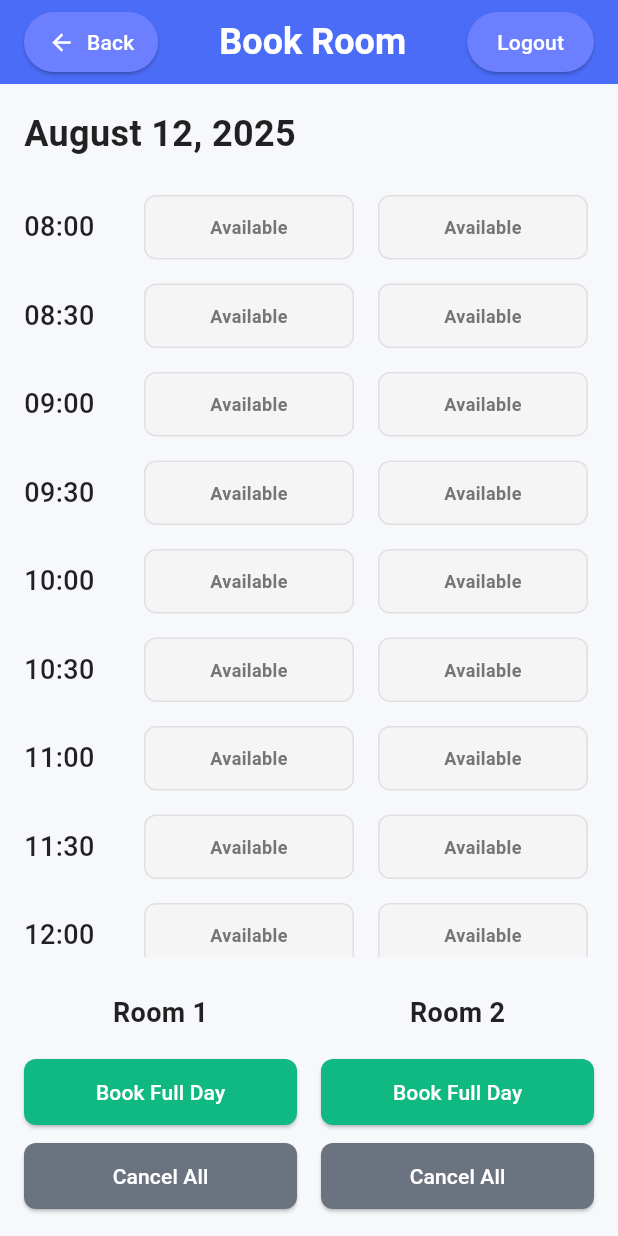
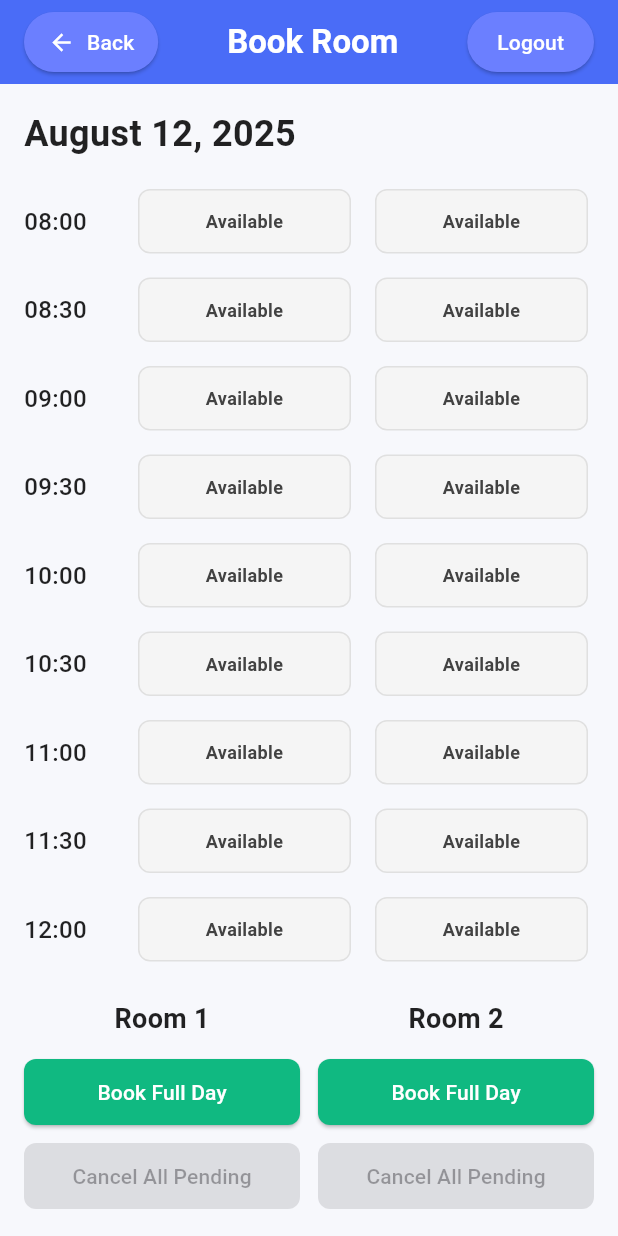
Before and after one commit to Bavlyy-Ramy/BookedIn_flutter, a Flutter app: the screen it shows after launch, on a phone screen of 412 x 824 dp. Run offline on Flutter 3.47's test engine with Material 3 defaults, Android fonts, the phone set to English and light mode, and no system bars; our stand-ins replace font_awesome_flutter, google_fonts, table_calendar.

Commit message:
some fixes on book room tab

```diff
--- a/lib/features/staff user/presentation/pages/book_room.dart
+++ b/lib/features/staff user/presentation/pages/book_room.dart
@@ -12,18 +12,21 @@ class _BookRoomState extends State<BookRoom> {
   DateTime _selectedDate = DateTime(2025, 8, 12);
   bool _showPendingMessage = false;
 
+  // timeLabel -> { roomName: status }
   late Map<String, Map<String, UserBookingStatus>> _roomBookings;
 
   @override
   void initState() {
     super.initState();
-    _generateTimeSlots(); // create slots from 8 AM to 8 PM
+    _generateTimeSlots(); // create slots from 8:00 to 20:00 every 30 minutes
   }
 
   void _generateTimeSlots() {
     _roomBookings = {};
-    DateTime startTime = DateTime(_selectedDate.year, _selectedDate.month, _selectedDate.day, 8, 0);
-    DateTime endTime = DateTime(_selectedDate.year, _selectedDate.month, _selectedDate.day, 20, 0);
+    DateTime startTime =
+        DateTime(_selectedDate.year, _selectedDate.month, _selectedDate.day, 8, 0);
+    DateTime endTime =
+        DateTime(_selectedDate.year, _selectedDate.month, _selectedDate.day, 20, 0);
 
     while (startTime.isBefore(endTime) || startTime.isAtSameMomentAs(endTime)) {
       String timeLabel =
@@ -32,7 +35,7 @@ class _BookRoomState extends State<BookRoom> {
         'Room 1': UserBookingStatus.available,
         'Room 2': UserBookingStatus.available,
       };
-      startTime = startTime.add(Duration(minutes: 30));
+      startTime = startTime.add(const Duration(minutes: 30));
     }
   }
 
@@ -40,7 +43,7 @@ class _BookRoomState extends State<BookRoom> {
     setState(() {
       _showPendingMessage = true;
     });
-    Future.delayed(Duration(seconds: 5), () {
+    Future.delayed(const Duration(seconds: 4), () {
       if (mounted) {
         setState(() {
           _showPendingMessage = false;
@@ -53,18 +56,15 @@ class _BookRoomState extends State<BookRoom> {
     showDialog(
       context: context,
       builder: (ctx) => AlertDialog(
-        title: Text("Confirm Booking"),
-        content: Text("Do you want to request booking for $room at $time?"),
+        title: const Text("Confirm Booking"),
+        content: Text("Do you want to book $room at $time?"),
         actions: [
-          TextButton(
-            child: Text("Cancel"),
-            onPressed: () => Navigator.pop(ctx),
-          ),
+          TextButton(child: const Text("Cancel"), onPressed: () => Navigator.pop(ctx)),
           ElevatedButton(
-            child: Text("Confirm"),
+            child: const Text("Confirm"),
             onPressed: () {
               Navigator.pop(ctx);
-              _bookTimeSlot(time, room);
+              _handleBookingLogic(time, room);
             },
           ),
         ],
@@ -72,29 +72,70 @@ class _BookRoomState extends State<BookRoom> {
     );
   }
 
-  void _bookTimeSlot(String time, String room) {
-    if (_roomBookings[time]![room] == UserBookingStatus.available) {
+  // Book only the clicked slot, then check contiguous blocks to convert to pending
+  void _handleBookingLogic(String time, String room) {
+    if (_roomBookings[time]![room] != UserBookingStatus.available) return;
+
+    setState(() {
+      _roomBookings[time]![room] = UserBookingStatus.bookedByUser;
+    });
+
+    // optional: notify admin about a single slot (you can remove if not needed)
+    _sendRequestToAdmin(room, 'single_slot');
+
+    // After booking, convert any contiguous bookedByUser blocks (length >= 4) to pending
+    _convertBookedSequencesToPending(room);
+  }
+
+  // Find contiguous sequences of bookedByUser and convert to pending if length >= 4
+  void _convertBookedSequencesToPending(String room) {
+    final times = _roomBookings.keys.toList();
+    List<int> indicesToConvert = [];
+
+    int i = 0;
+    while (i < times.length) {
+      if (_roomBookings[times[i]]![room] == UserBookingStatus.bookedByUser) {
+        int j = i;
+        while (j < times.length && _roomBookings[times[j]]![room] == UserBookingStatus.bookedByUser) {
+          j++;
+        }
+        final len = j - i;
+        if (len >= 4) {
+          for (int k = i; k < j; k++) indicesToConvert.add(k);
+        }
+        i = j;
+      } else {
+        i++;
+      }
+    }
+
+    if (indicesToConvert.isNotEmpty) {
       setState(() {
-        _roomBookings[time]![room] = UserBookingStatus.pending;
+        for (final idx in indicesToConvert) {
+          final t = times[idx];
+          // Only convert bookedByUser -> pending (don't touch booked/pending)
+          if (_roomBookings[t]![room] == UserBookingStatus.bookedByUser) {
+            _roomBookings[t]![room] = UserBookingStatus.pending;
+          }
+        }
       });
-      _sendRequestToAdmin(room, 'single_slot');
+      // notify admin about multi-hour pending request
+      _sendRequestToAdmin(room, 'multi_hour_pending');
       _showPendingMessageTemporary();
     }
   }
 
   void _confirmCancel(String time, String room) {
+    // only bookedByUser slots show cancel button
     showDialog(
       context: context,
       builder: (ctx) => AlertDialog(
-        title: Text("Cancel Booking"),
+        title: const Text("Cancel Booking"),
         content: Text("Are you sure you want to cancel booking for $room at $time?"),
         actions: [
-          TextButton(
-            child: Text("No"),
-            onPressed: () => Navigator.pop(ctx),
-          ),
+          TextButton(child: const Text("No"), onPressed: () => Navigator.pop(ctx)),
           ElevatedButton(
-            child: Text("Yes"),
+            child: const Text("Yes"),
             onPressed: () {
               Navigator.pop(ctx);
               _cancelTimeSlot(time, room);
@@ -105,29 +146,27 @@ class _BookRoomState extends State<BookRoom> {
     );
   }
 
+  // Individual cancellation allowed only for bookedByUser
   void _cancelTimeSlot(String time, String room) {
-    if (_roomBookings[time]![room] == UserBookingStatus.bookedByUser ||
-        _roomBookings[time]![room] == UserBookingStatus.pending) {
+    if (_roomBookings[time]![room] == UserBookingStatus.bookedByUser) {
       setState(() {
         _roomBookings[time]![room] = UserBookingStatus.available;
       });
+      // After cancelling a bookedByUser slot, no automatic conversion from pending happens
+      // (pending remains until admin or Cancel All pending)
     }
   }
 
-  // Book Full Day
   void _confirmBookFullDay(String room) {
     showDialog(
       context: context,
       builder: (ctx) => AlertDialog(
-        title: Text("Confirm Booking"),
+        title: const Text("Confirm Booking"),
         content: Text("Do you want to request booking for the full day in $room?"),
         actions: [
-          TextButton(
-            child: Text("Cancel"),
-            onPressed: () => Navigator.pop(ctx),
-          ),
+          TextButton(child: const Text("Cancel"), onPressed: () => Navigator.pop(ctx)),
           ElevatedButton(
-            child: Text("Confirm"),
+            child: const Text("Confirm"),
             onPressed: () {
               Navigator.pop(ctx);
               _bookFullDay(room);
@@ -138,35 +177,34 @@ class _BookRoomState extends State<BookRoom> {
     );
   }
 
+
   void _bookFullDay(String room) {
     _sendRequestToAdmin(room, 'full_day');
-    _showPendingMessageTemporary();
+    List<String> times = _roomBookings.keys.toList();
+
     setState(() {
-      for (String time in _roomBookings.keys) {
-        if (_roomBookings[time]![room] != UserBookingStatus.booked) {
-          _roomBookings[time]![room] = UserBookingStatus.pending;
+      for (final t in times) {
+        if (_roomBookings[t]![room] != UserBookingStatus.booked) {
+          _roomBookings[t]![room] = UserBookingStatus.pending;
         }
       }
     });
+    _showPendingMessageTemporary();
   }
 
-  // Cancel All
   void _confirmCancelAll(String room) {
     showDialog(
       context: context,
       builder: (ctx) => AlertDialog(
-        title: Text("Cancel All Bookings"),
-        content: Text("Are you sure you want to cancel all bookings for $room?"),
+        title: const Text("Cancel All"),
+        content: Text("Are you sure you want to cancel all pending bookings for $room?"),
         actions: [
-          TextButton(
-            child: Text("No"),
-            onPressed: () => Navigator.pop(ctx),
-          ),
+          TextButton(child: const Text("No"), onPressed: () => Navigator.pop(ctx)),
           ElevatedButton(
-            child: Text("Yes"),
+            child: const Text("Yes"),
             onPressed: () {
               Navigator.pop(ctx);
-              _cancelAllBookings(room);
+              _cancelAllPendingBookings(room);
             },
           ),
         ],
@@ -174,11 +212,11 @@ class _BookRoomState extends State<BookRoom> {
     );
   }
 
-  void _cancelAllBookings(String room) {
+  // Cancel only pending slots
+  void _cancelAllPendingBookings(String room) {
     setState(() {
-      for (String time in _roomBookings.keys) {
-        if (_roomBookings[time]![room] == UserBookingStatus.bookedByUser ||
-            _roomBookings[time]![room] == UserBookingStatus.pending) {
+      for (final time in _roomBookings.keys) {
+        if (_roomBookings[time]![room] == UserBookingStatus.pending) {
           _roomBookings[time]![room] = UserBookingStatus.available;
         }
       }
@@ -186,10 +224,9 @@ class _BookRoomState extends State<BookRoom> {
   }
 
   void _sendRequestToAdmin(String room, String type) {
-    print('Request sent to admin for $room - $type');
+    debugPrint('Request sent to admin for $room - $type');
   }
 
-//////////////////////////////////////////// for future logic
   void _adminConfirmBooking(String time, String room) {
     if (_roomBookings[time]![room] == UserBookingStatus.pending) {
       setState(() {
@@ -208,26 +245,31 @@ class _BookRoomState extends State<BookRoom> {
     switch (status) {
       case UserBookingStatus.available:
         backgroundColor = Colors.grey[100]!;
-        textColor = Colors.grey[600]!;
+        textColor = Colors.grey[800]!;
         statusText = 'Available';
         isClickable = true;
+        showCancelButton = false;
         break;
       case UserBookingStatus.bookedByUser:
-        backgroundColor = Color(0xFF10B981);
+        backgroundColor = const Color(0xFF10B981);
         textColor = Colors.white;
         statusText = 'Booked\nby you';
-        showCancelButton = true;
+        showCancelButton = true; // user can cancel individually
+        isClickable = false;
         break;
       case UserBookingStatus.booked:
-        backgroundColor = Color(0xFFE53E3E);
+        backgroundColor = const Color(0xFFE53E3E);
         textColor = Colors.white;
         statusText = 'Booked';
+        showCancelButton = false;
+        isClickable = false;
         break;
       case UserBookingStatus.pending:
-        backgroundColor = Color(0xFFF59E0B);
+        backgroundColor = const Color(0xFFF59E0B);
         textColor = Colors.white;
         statusText = 'Pending';
-        showCancelButton = true;
+        showCancelButton = false; // pending cannot be canceled individually
+        isClickable = false;
         break;
     }
 
@@ -235,14 +277,15 @@ class _BookRoomState extends State<BookRoom> {
       child: GestureDetector(
         onTap: isClickable ? () => _confirmBooking(time, room) : null,
         child: Container(
-          margin: EdgeInsets.symmetric(horizontal: 4),
-          padding: EdgeInsets.symmetric(vertical: 12, horizontal: 8),
+          margin: const EdgeInsets.symmetric(horizontal: 4),
+          padding: const EdgeInsets.symmetric(vertical: 12, horizontal: 8),
           decoration: BoxDecoration(
             color: backgroundColor,
             borderRadius: BorderRadius.circular(8),
             border: Border.all(color: Colors.grey[300]!),
           ),
           child: Stack(
+            clipBehavior: Clip.none,
             children: [
               Center(
                 child: Text(
@@ -257,18 +300,18 @@ class _BookRoomState extends State<BookRoom> {
               ),
               if (showCancelButton)
                 Positioned(
-                  top: -4,
-                  right: -4,
+                  top: -6,
+                  right: -6,
                   child: GestureDetector(
                     onTap: () => _confirmCancel(time, room),
                     child: Container(
-                      width: 20,
-                      height: 20,
-                      decoration: BoxDecoration(
+                      width: 22,
+                      height: 22,
+                      decoration: const BoxDecoration(
                         color: Colors.red,
                         shape: BoxShape.circle,
                       ),
-                      child: Icon(
+                      child: const Icon(
                         Icons.close,
                         color: Colors.white,
                         size: 14,
@@ -285,23 +328,23 @@ class _BookRoomState extends State<BookRoom> {
 
   Widget _buildTimeSlot(String time) {
     return Container(
-      margin: EdgeInsets.only(bottom: 16),
+      margin: const EdgeInsets.only(bottom: 16),
       child: Row(
         children: [
-          Container(
+          SizedBox(
             width: 60,
             child: Text(
               time,
-              style: TextStyle(
-                fontSize: 18,
+              style: const TextStyle(
+                fontSize: 16,
                 fontWeight: FontWeight.w500,
                 color: Colors.black87,
               ),
             ),
           ),
-          SizedBox(width: 16),
+          const SizedBox(width: 12),
           _buildRoomSlot(time, 'Room 1', _roomBookings[time]!['Room 1']!),
-          SizedBox(width: 8),
+          const SizedBox(width: 8),
           _buildRoomSlot(time, 'Room 2', _roomBookings[time]!['Room 2']!),
         ],
       ),
@@ -309,47 +352,49 @@ class _BookRoomState extends State<BookRoom> {
   }
 
   Widget _buildRoomColumn(String roomName) {
+    bool hasPending = _roomBookings.values.any((m) => m[roomName] == UserBookingStatus.pending);
+
     return Expanded(
       child: Column(
         children: [
           Text(
             roomName,
-            style: TextStyle(
+            style: const TextStyle(
               fontSize: 18,
               fontWeight: FontWeight.w600,
               color: Colors.black87,
             ),
           ),
-          SizedBox(height: 16),
-          Container(
+          const SizedBox(height: 12),
+          SizedBox(
             width: double.infinity,
             child: ElevatedButton(
               onPressed: () => _confirmBookFullDay(roomName),
               style: ElevatedButton.styleFrom(
-                backgroundColor: Color(0xFF10B981),
+                backgroundColor: const Color(0xFF10B981),
                 foregroundColor: Colors.white,
                 shape: RoundedRectangleBorder(
                   borderRadius: BorderRadius.circular(8),
                 ),
-                padding: EdgeInsets.symmetric(vertical: 12),
+                padding: const EdgeInsets.symmetric(vertical: 12),
               ),
-              child: Text('Book Full Day'),
+              child: const Text('Book Full Day'),
             ),
           ),
-          SizedBox(height: 8),
-          Container(
+          const SizedBox(height: 8),
+          SizedBox(
             width: double.infinity,
             child: ElevatedButton(
-              onPressed: () => _confirmCancelAll(roomName),
+              onPressed: hasPending ? () => _confirmCancelAll(roomName) : null,
               style: ElevatedButton.styleFrom(
-                backgroundColor: Color(0xFF6B7280),
+                backgroundColor: hasPending ? const Color(0xFF6B7280) : Colors.grey[300],
                 foregroundColor: Colors.white,
                 shape: RoundedRectangleBorder(
                   borderRadius: BorderRadius.circular(8),
                 ),
-                padding: EdgeInsets.symmetric(vertical: 12),
+                padding: const EdgeInsets.symmetric(vertical: 12),
               ),
-              child: Text('Cancel All'),
+              child: const Text('Cancel All Pending'),
             ),
           ),
         ],
@@ -359,8 +404,18 @@ class _BookRoomState extends State<BookRoom> {
 
   String _getFormattedDate() {
     const months = [
-      'January', 'February', 'March', 'April', 'May', 'June',
-      'July', 'August', 'September', 'October', 'November', 'December'
+      'January',
+      'February',
+      'March',
+      'April',
+      'May',
+      'June',
+      'July',
+      'August',
+      'September',
+      'October',
+      'November',
+      'December'
     ];
     return '${months[_selectedDate.month - 1]} ${_selectedDate.day}, ${_selectedDate.year}';
   }
@@ -368,9 +423,9 @@ class _BookRoomState extends State<BookRoom> {
   @override
   Widget build(BuildContext context) {
     return Scaffold(
-      backgroundColor: Color(0xFFF7F8FC),
+      backgroundColor: const Color(0xFFF7F8FC),
       appBar: AppBar(
-        backgroundColor: Color(0xFF4A6CF7),
+        backgroundColor: const Color(0xFF4A6CF7),
         elevation: 0,
         automaticallyImplyLeading: false,
         title: Row(
@@ -378,34 +433,34 @@ class _BookRoomState extends State<BookRoom> {
           children: [
             ElevatedButton.icon(
               onPressed: () => Navigator.pop(context),
-              icon: Icon(Icons.arrow_back, size: 18),
-              label: Text('Back'),
+              icon: const Icon(Icons.arrow_back, size: 18),
+              label: const Text('Back'),
               style: ElevatedButton.styleFrom(
-                backgroundColor: Color(0xFF6B7FFF),
+                backgroundColor: const Color(0xFF6B7FFF),
                 foregroundColor: Colors.white,
                 shape: RoundedRectangleBorder(
                   borderRadius: BorderRadius.circular(20),
                 ),
-                padding: EdgeInsets.symmetric(horizontal: 16, vertical: 8),
+                padding: const EdgeInsets.symmetric(horizontal: 16, vertical: 8),
               ),
             ),
-            Text(
+            const Text(
               'Book Room',
-              style: TextStyle(color: Colors.white, fontSize: 24, fontWeight: FontWeight.w600),
+              style: TextStyle(color: Colors.white, fontSize: 22, fontWeight: FontWeight.w600),
             ),
             ElevatedButton(
               onPressed: () {
                 Navigator.of(context).pushReplacementNamed('/login');
               },
               style: ElevatedButton.styleFrom(
-                backgroundColor: Color(0xFF6B7FFF),
+                backgroundColor: const Color(0xFF6B7FFF),
                 foregroundColor: Colors.white,
                 shape: RoundedRectangleBorder(
                   borderRadius: BorderRadius.circular(20),
                 ),
-                padding: EdgeInsets.symmetric(horizontal: 20, vertical: 8),
+                padding: const EdgeInsets.symmetric(horizontal: 20, vertical: 8),
               ),
-              child: Text('Logout'),
+              child: const Text('Logout'),
             ),
           ],
         ),
@@ -414,26 +469,23 @@ class _BookRoomState extends State<BookRoom> {
         children: [
           if (_showPendingMessage)
             Container(
-              margin: EdgeInsets.all(16),
-              padding: EdgeInsets.all(16),
+              margin: const EdgeInsets.all(16),
+              padding: const EdgeInsets.all(16),
               decoration: BoxDecoration(
-                color: Color(0xFFFEF3C7),
+                color: const Color(0xFFFEF3C7),
                 borderRadius: BorderRadius.circular(12),
               ),
               child: Row(
                 children: [
-                  Icon(Icons.hourglass_empty, color: Color(0xFFA16207), size: 24),
-                  SizedBox(width: 12),
+                  const Icon(Icons.hourglass_empty, color: Color(0xFFA16207), size: 24),
+                  const SizedBox(width: 12),
                   Expanded(
                     child: Column(
                       crossAxisAlignment: CrossAxisAlignment.start,
-                      children: [
+                      children: const [
                         Text(
                           'Request sent to admin.',
-                          style: TextStyle(
-                              color: Color(0xFFA16207),
-                              fontSize: 16,
-                              fontWeight: FontWeight.w600),
+                          style: TextStyle(color: Color(0xFFA16207), fontSize: 16, fontWeight: FontWeight.w600),
                         ),
                         Text(
                           'Pending approval for booking',
@@ -447,15 +499,15 @@ class _BookRoomState extends State<BookRoom> {
             ),
           Expanded(
             child: Padding(
-              padding: EdgeInsets.all(16),
+              padding: const EdgeInsets.all(16),
               child: Column(
                 crossAxisAlignment: CrossAxisAlignment.start,
                 children: [
                   Text(
                     _getFormattedDate(),
-                    style: TextStyle(fontSize: 24, fontWeight: FontWeight.bold, color: Colors.black87),
+                    style: const TextStyle(fontSize: 24, fontWeight: FontWeight.bold, color: Colors.black87),
                   ),
-                  SizedBox(height: 24),
+                  const SizedBox(height: 20),
                   Expanded(
                     child: ListView(
                       children: _roomBookings.keys.map((time) {
@@ -463,11 +515,11 @@ class _BookRoomState extends State<BookRoom> {
                       }).toList(),
                     ),
                   ),
-                  SizedBox(height: 24),
+                  const SizedBox(height: 16),
                   Row(
                     children: [
                       _buildRoomColumn('Room 1'),
-                      SizedBox(width: 16),
+                      const SizedBox(width: 12),
                       _buildRoomColumn('Room 2'),
                     ],
                   ),
```
